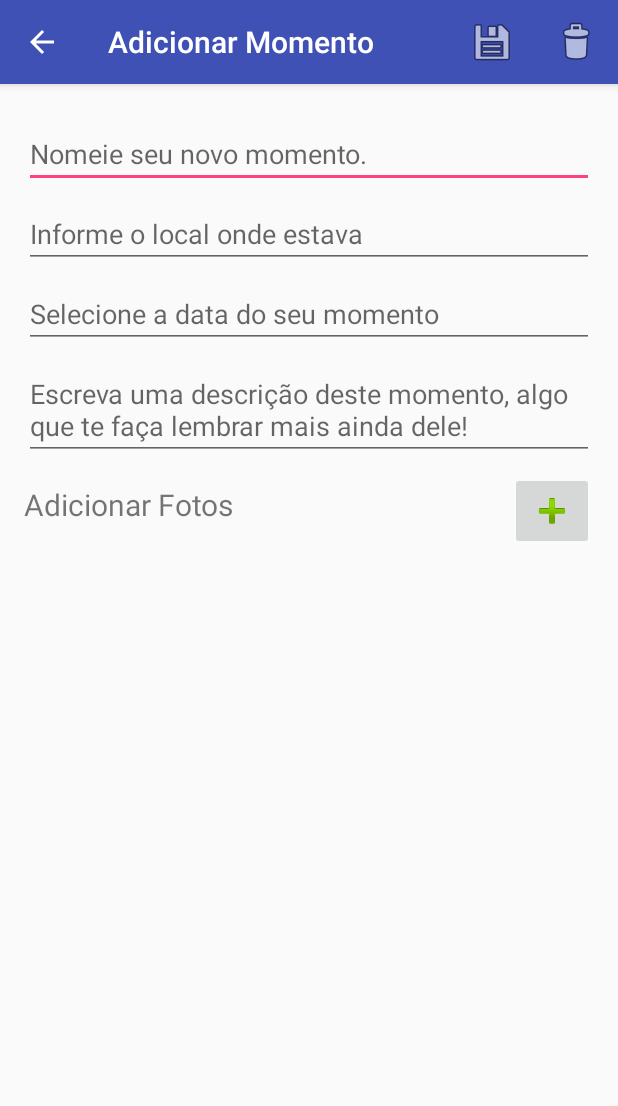
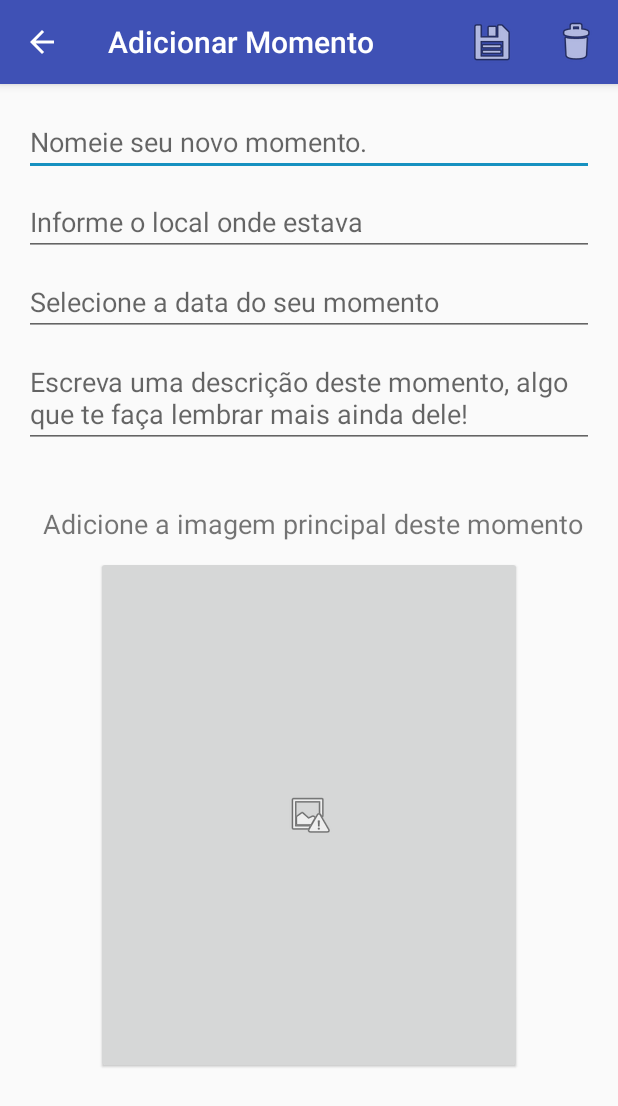
Before and after one commit to ecsanchesjr/moments-manager, an Android app: the OneMomentActivity screen opened directly, with no data from a screen before it, on a phone screen of 412 x 824 dp. Shown: the top 1106 px of the screen. Run offline under Robolectric (Android 15) with nearby library versions, the phone set to English and light mode, and no system bars.

Commit message:
add various changes and parts of project

```diff
--- a/AppMoments/app/build.gradle
+++ b/AppMoments/app/build.gradle
@@ -16,6 +16,11 @@ android {
             proguardFiles getDefaultProguardFile('proguard-android.txt'), 'proguard-rules.pro'
         }
     }
+    compileOptions {
+        sourceCompatibility JavaVersion.VERSION_1_8
+        targetCompatibility JavaVersion.VERSION_1_8
+    }
+
 }
 
 dependencies {
--- a/AppMoments/app/src/main/AndroidManifest.xml
+++ b/AppMoments/app/src/main/AndroidManifest.xml
@@ -21,7 +21,9 @@
             android:parentActivityName=".Activities.MomentsListActivity" />
         <activity
             android:name=".Activities.OneMomentActivity"
-            android:parentActivityName=".Activities.MomentsListActivity"></activity>
+            android:parentActivityName=".Activities.MomentsListActivity" />
+        <activity android:name=".Activities.GalleryActivity"></activity>
     </application>
 
+    <uses-permission android:name="android.permission.READ_EXTERNAL_STORAGE"/>
 </manifest>
--- a/AppMoments/app/src/main/java/com/example/ecsanchesjr/appmoments/Activities/OneMomentActivity.java
+++ b/AppMoments/app/src/main/java/com/example/ecsanchesjr/appmoments/Activities/OneMomentActivity.java
@@ -3,7 +3,6 @@ package com.example.ecsanchesjr.appmoments.Activities;
 import android.app.Activity;
 import android.app.AlertDialog;
 import android.app.DatePickerDialog;
-import android.content.DialogInterface;
 import android.content.Intent;
 import android.net.Uri;
 import android.os.Bundle;
@@ -12,18 +11,20 @@ import android.support.v7.app.AppCompatActivity;
 import android.view.Menu;
 import android.view.MenuInflater;
 import android.view.MenuItem;
-import android.view.View;
-import android.widget.DatePicker;
 import android.widget.EditText;
+import android.widget.GridView;
 import android.widget.ImageButton;
 import android.widget.Toast;
 
+import com.example.ecsanchesjr.appmoments.Adapter.ImageAdapter;
 import com.example.ecsanchesjr.appmoments.Class.Moment;
 import com.example.ecsanchesjr.appmoments.Class.RequestCodes;
+import com.example.ecsanchesjr.appmoments.Class.Utilities;
 import com.example.ecsanchesjr.appmoments.DAO.MomentDatabase;
 import com.example.ecsanchesjr.appmoments.R;
 
 import java.text.ParseException;
+import java.util.ArrayList;
 import java.util.Calendar;
 
 import static com.example.ecsanchesjr.appmoments.Class.Utilities.dateToString;
@@ -32,56 +33,42 @@ import static com.example.ecsanchesjr.appmoments.Class.Utilities.stringToDate;
 public class OneMomentActivity extends AppCompatActivity {
 
     private final Calendar momentDate = Calendar.getInstance();
+    private Moment moment;
+    private String actualImgUri;
+    private RequestCodes request;
+
     private EditText momentDateEditText;
     private EditText momentNameText;
     private EditText momentLocalText;
     private EditText momentDescriptionText;
-    private ImageButton momentAddPhotoButton;
-    private Moment moment;
-    private RequestCodes request;
+    private ImageButton mainImgButton;
+    private ImageAdapter imgAdapter;
 
-    DatePickerDialog.OnDateSetListener dateSetListener = new DatePickerDialog.OnDateSetListener() {
-        @Override
-        public void onDateSet(DatePicker view, int year, int month, int dayOfMonth) {
-            momentDate.set(Calendar.YEAR, year);
-            momentDate.set(Calendar.MONTH, month);
-            momentDate.set(Calendar.DAY_OF_MONTH, dayOfMonth);
-
-            momentDateEditText.setText(dateToString(momentDate.getTime()));
-        }
-    };
+    DatePickerDialog.OnDateSetListener dateSetListener;
 
     @Override
     protected void onCreate(Bundle savedInstanceState) {
+        Utilities.readSharedPreferences(this);
         super.onCreate(savedInstanceState);
+        // Set Up button at TopBar
         ActionBar ab = getSupportActionBar();
         ab.setDisplayHomeAsUpEnabled(true);
-        setContentView(R.layout.activity_add_moment);
+        setContentView(R.layout.activity_one_moment);
 
         momentDateEditText = findViewById(R.id.momentDateEditText);
         momentNameText = findViewById(R.id.momentNameText);
         momentLocalText = findViewById(R.id.momentLocalText);
         momentDescriptionText = findViewById(R.id.momentDescriptionText);
-        momentAddPhotoButton = findViewById(R.id.imageButton);
+        mainImgButton = findViewById(R.id.mainImgButton);
 
-        momentDateEditText.setOnClickListener(new View.OnClickListener() {
-            @Override
-            public void onClick(View v) {
-                showDatePicker();
-            }
-        });
-
-        momentAddPhotoButton.setOnClickListener(new View.OnClickListener() {
-            @Override
-            public void onClick(View v) {
-                showGalleryPicker();
-            }
-        });
+        mainImgButton.setOnClickListener(v -> showGalleryPicker());
+        setDatePickerListeners();
 
         if (getIntent().getSerializableExtra("moment") != null) {
             moment = (Moment) getIntent().getSerializableExtra("moment");
+            request = RequestCodes.CHANGE_ITEM;
             setMomentData();
-            request = RequestCodes.CHANGE_ITEM;
+
             // Title of activity
             if(getIntent().getExtras().getInt("isChange") == RequestCodes.CHANGE_ITEM.ordinal()) {
                 setTitle(getString(R.string.change_moment_title));
@@ -91,48 +78,6 @@ public class OneMomentActivity extends AppCompatActivity {
         } else {
             // Title of activity
             setTitle(getString(R.string.add_moment_title));
-        }
-    }
-
-    private void setMomentData() {
-        momentDateEditText.setText(dateToString(moment.getDate()));
-        momentNameText.setText(moment.getName());
-        momentDescriptionText.setText(
-                (moment.getDescription().isEmpty() ?
-                        getString(R.string.one_moment_no_description) : moment.getDescription()));
-        momentLocalText.setText(moment.getLocal());
-    }
-
-    public void showDatePicker() {
-        new DatePickerDialog(this, dateSetListener,
-                momentDate.get(Calendar.YEAR),
-                momentDate.get(Calendar.MONTH),
-                momentDate.get(Calendar.DAY_OF_MONTH)).show();
-    }
-
-    public void showGalleryPicker() {
-        Intent intent = new Intent();
-        intent.setType("image/*");
-        intent.putExtra(Intent.EXTRA_ALLOW_MULTIPLE, true);
-        intent.setAction(Intent.ACTION_GET_CONTENT);
-        startActivityForResult(Intent.createChooser(intent, "Select Picture"), 1);
-    }
-
-    @Override
-    protected void onActivityResult(int requestCode, int resultCode, Intent data) {
-        if (resultCode == Activity.RESULT_OK) {
-            if (data.getClipData() != null) {
-                int count = data.getClipData().getItemCount();
-
-                for (int i = 0; i < count; i++) {
-                    Uri imageUri = data.getClipData().getItemAt(i).getUri();
-                    System.out.println(imageUri.toString());
-
-                }
-            } else if (data.getData() != null) {
-                String imagePath = data.getData().getPath();
-                System.out.println(imagePath);
-            }
         }
     }
 
@@ -159,15 +104,40 @@ public class OneMomentActivity extends AppCompatActivity {
         }
     }
 
+    private void setMomentData() {
+        momentDateEditText.setText(dateToString(moment.getDate()));
+        momentNameText.setText(moment.getName());
+        momentDescriptionText.setText(
+                (moment.getDescription().isEmpty() ?
+                        getString(R.string.one_moment_no_description) : moment.getDescription()));
+        momentLocalText.setText(moment.getLocal());
+        actualImgUri = moment.getMainImgUri();
+        mainImgButton.setImageURI(Uri.parse(actualImgUri));
+    }
+
+    @Override
+    protected void onActivityResult(int requestCode, int resultCode, Intent data) {
+        Uri imageUri = null;
+        if (resultCode == Activity.RESULT_OK) {
+            if (data.getClipData() != null) {
+                imageUri = data.getClipData().getItemAt(0).getUri();
+            } else if (data.getData() != null) {
+                imageUri = data.getData();
+            }
+            mainImgButton.setImageURI(imageUri);
+            actualImgUri = imageUri.toString();
+        }
+    }
+
     private void saveMoment() {
         String name = momentNameText.getText().toString();
         String date = momentDateEditText.getText().toString();
         String local = momentLocalText.getText().toString();
         String description = momentDescriptionText.getText().toString();
-        String path = "";
+        String imgUri = actualImgUri;
 
         try {
-            Moment m = new Moment(name, local, stringToDate(date), path, description);
+            Moment m = new Moment(name, local, stringToDate(date), actualImgUri, description);
             if(request == RequestCodes.CHANGE_ITEM) {
                 m.setId(moment.getId());
                 MomentDatabase.getDatabase(this).momentDao().update(m);
@@ -186,12 +156,7 @@ public class OneMomentActivity extends AppCompatActivity {
         new AlertDialog.Builder(this)
                 .setTitle(R.string.alert_confirm_delete_title)
                 .setMessage(getString(R.string.alert_confirm_delete_message) + "\n" + moment.getName())
-                .setPositiveButton(R.string.alert_confirm_delete_yes, new DialogInterface.OnClickListener() {
-                    @Override
-                    public void onClick(DialogInterface dialog, int which) {
-                        deleteEventOK(moment);
-                    }
-                })
+                .setPositiveButton(R.string.alert_confirm_delete_yes, (dialog, which) -> deleteEventOK(moment))
                 .setNegativeButton(R.string.alert_confirm_delete_no, null).show();
     }
 
@@ -200,4 +165,34 @@ public class OneMomentActivity extends AppCompatActivity {
         Toast.makeText(this, R.string.alert_confirm_delete_success, Toast.LENGTH_SHORT).show();
         finish();
     }
+
+    private void setDatePickerListeners() {
+        dateSetListener = (view, year, month, dayOfMonth) -> {
+            momentDate.set(Calendar.YEAR, year);
+            momentDate.set(Calendar.MONTH, month);
+            momentDate.set(Calendar.DAY_OF_MONTH, dayOfMonth);
+            momentDateEditText.setText(dateToString(momentDate.getTime()));
+        };
+        momentDateEditText.setOnClickListener(v -> showDatePicker());
+    }
+
+    private void showDatePicker() {
+        new DatePickerDialog(this, dateSetListener,
+                momentDate.get(Calendar.YEAR),
+                momentDate.get(Calendar.MONTH),
+                momentDate.get(Calendar.DAY_OF_MONTH)).show();
+    }
+
+    private void showGalleryPicker() {
+        Intent photoIntent = new Intent(Intent.ACTION_OPEN_DOCUMENT);
+        photoIntent.setType("image/*");
+        startActivityForResult(photoIntent,1);
+
+//        Intent intent = new Intent();
+//        intent.setType("image/*");
+//        //intent.putExtra(Intent.EXTRA_ALLOW_MULTIPLE, true);
+//        intent.setAction(Intent.ACTION_GET_CONTENT);
+//        startActivityForResult(Intent.createChooser(intent, "Select Picture"), 1);
+    }
+
 }
--- a/AppMoments/app/src/main/java/com/example/ecsanchesjr/appmoments/Class/Utilities.java
+++ b/AppMoments/app/src/main/java/com/example/ecsanchesjr/appmoments/Class/Utilities.java
@@ -2,7 +2,9 @@ package com.example.ecsanchesjr.appmoments.Class;
 
 import android.app.Activity;
 import android.app.AlertDialog;
+import android.content.Context;
 import android.content.DialogInterface;
+import android.content.SharedPreferences;
 import android.widget.Toast;
 
 import com.example.ecsanchesjr.appmoments.Activities.MomentsListActivity;
@@ -16,6 +18,9 @@ import java.util.Date;
 
 public class Utilities {
 
+    public final static String SHARED_PREFERECES_FILE = "com.example.ecsanchesjr.appmoments.shred_preferences_file";
+    public final static String KEY_THEME = "APP_THEME";
+
     public static String dateToString(Date date) {
         SimpleDateFormat sdf = new SimpleDateFormat("dd/MM/yyyy");
         return sdf.format(date);
@@ -25,4 +30,11 @@ public class Utilities {
         SimpleDateFormat sdf = new SimpleDateFormat("dd/MM/yyyy");
         return sdf.parse(date);
     }
+
+    public static int readSharedPreferences(Context context) {
+        SharedPreferences shared = context.getSharedPreferences(SHARED_PREFERECES_FILE, context.MODE_PRIVATE);
+        int savedTheme = shared.getInt(KEY_THEME, R.style.AppTheme);
+        context.setTheme(savedTheme);
+        return savedTheme;
+    }
 }
--- a/AppMoments/app/src/main/res/layout/activity_add_moment.xml
+++ b/AppMoments/app/src/main/res/layout/activity_one_moment.xml
@@ -12,7 +12,7 @@
         android:layout_height="wrap_content"
         android:layout_marginEnd="16dp"
         android:layout_marginStart="16dp"
-        android:layout_marginTop="24dp"
+        android:layout_marginTop="16dp"
         android:ems="10"
         android:hint="@string/moment_input_name_tip"
         android:inputType="text"
@@ -63,38 +63,38 @@
         app:layout_constraintStart_toStartOf="parent"
         app:layout_constraintTop_toBottomOf="@+id/momentDateEditText" />
 
+    <ImageButton
+        android:id="@+id/mainImgButton"
+        android:layout_width="0dp"
+        android:layout_height="0dp"
+        android:layout_marginBottom="108dp"
+        android:layout_marginEnd="64dp"
+        android:layout_marginStart="64dp"
+        android:layout_marginTop="72dp"
+        android:contentDescription="@string/add_main_img"
+        android:elevation="1dp"
+        android:src="@android:drawable/ic_menu_report_image"
+        app:layout_constraintBottom_toBottomOf="parent"
+        app:layout_constraintEnd_toEndOf="parent"
+        app:layout_constraintHorizontal_bias="0.0"
+        app:layout_constraintStart_toStartOf="parent"
+        app:layout_constraintTop_toBottomOf="@+id/momentDescriptionText"
+        app:layout_constraintVertical_bias="0.0" />
+
     <TextView
         android:id="@+id/textView7"
         android:layout_width="wrap_content"
         android:layout_height="wrap_content"
-        android:layout_marginStart="16dp"
-        android:layout_marginTop="16dp"
-        android:text="@string/moment_label_photo_grid"
-        android:textSize="20sp"
-        app:layout_constraintStart_toStartOf="parent"
-        app:layout_constraintTop_toBottomOf="@+id/momentDescriptionText" />
-
-    <ImageButton
-        android:id="@+id/imageButton"
-        android:layout_width="wrap_content"
-        android:layout_height="wrap_content"
-        android:layout_marginEnd="16dp"
-        android:layout_marginTop="8dp"
-        android:contentDescription="@string/add_image_photo_grid_button"
-        app:layout_constraintEnd_toEndOf="parent"
-        app:layout_constraintTop_toBottomOf="@+id/momentDescriptionText"
-        app:srcCompat="@android:drawable/ic_input_add" />
-
-    <ScrollView
-        android:layout_width="368dp"
-        android:layout_height="183dp"
-        android:layout_marginBottom="8dp"
         android:layout_marginEnd="8dp"
         android:layout_marginStart="8dp"
-        app:layout_constraintBottom_toBottomOf="parent"
+        android:layout_marginTop="8dp"
+        android:text="@string/add_main_img_label"
+        android:textSize="18sp"
+        app:layout_constraintBottom_toTopOf="@+id/mainImgButton"
         app:layout_constraintEnd_toEndOf="parent"
-        app:layout_constraintStart_toStartOf="parent">
-
-    </ScrollView>
+        app:layout_constraintHorizontal_bias="0.571"
+        app:layout_constraintStart_toStartOf="parent"
+        app:layout_constraintTop_toBottomOf="@+id/momentDescriptionText"
+        app:layout_constraintVertical_bias="0.769" />
 
 </android.support.constraint.ConstraintLayout>
--- a/AppMoments/app/src/main/res/layout/moment_style.xml
+++ b/AppMoments/app/src/main/res/layout/moment_style.xml
@@ -8,7 +8,7 @@
     <android.support.v7.widget.CardView
         android:id="@+id/card_view"
         android:layout_width="match_parent"
-        android:layout_height="0dp"
+        android:layout_height="wrap_content"
         android:layout_margin="10dp"
         android:layout_marginBottom="10dp"
         android:layout_marginEnd="10dp"
@@ -28,7 +28,7 @@
             <ImageView
                 android:id="@+id/momentImage"
                 android:layout_width="match_parent"
-                android:layout_height="84dp"
+                android:layout_height="150dp"
                 android:scaleType="centerCrop"
                 app:srcCompat="@drawable/ic_launcher_background" />
 
--- a/AppMoments/app/src/main/res/values/strings.xml
+++ b/AppMoments/app/src/main/res/values/strings.xml
@@ -24,6 +24,10 @@
     <string name="change_moment_title">Alterar</string>
     <string name="moment_change_success">Momento alterado.</string>
     <string name="moment_insert_success">Momento salvo.</string>
+    <string name="add_main_img">Adicione uma imagem para esse momento</string>
+    <string name="add_main_img_label">Adicione a imagem principal deste momento</string>
+    <string name="app_theme_colors">Tema do aplicativo</string>
+    <string name="theme_switch_text">Modo noturno</string>
 
 
     <plurals name="moments_selecteds">
```
Also changed, not shown: AppMoments/app/src/main/java/com/example/ecsanchesjr/appmoments/Activities/AboutActivity.java (+44 -1 lines), AppMoments/app/src/main/java/com/example/ecsanchesjr/appmoments/Activities/GalleryActivity.java (added, +17 -0 lines), AppMoments/app/src/main/java/com/example/ecsanchesjr/appmoments/Activities/MomentsListActivity.java (+111 -117 lines), AppMoments/app/src/main/java/com/example/ecsanchesjr/appmoments/Adapter/ImageAdapter.java (added, +51 -0 lines), AppMoments/app/src/main/java/com/example/ecsanchesjr/appmoments/Adapter/ImagePickerAdapter.java (deleted, +0 -38 lines), AppMoments/app/src/main/java/com/example/ecsanchesjr/appmoments/Adapter/MomentListAdapter.java (+14 -3 lines), AppMoments/app/src/main/java/com/example/ecsanchesjr/appmoments/Class/Moment.java (+12 -9 lines), AppMoments/app/src/main/res/layout/activity_about.xml (+22 -0 lines), AppMoments/app/src/main/res/layout/activity_gallery.xml (added, +9 -0 lines), AppMoments/app/src/main/res/layout/photos_grid.xml (deleted, +0 -7 lines), AppMoments/app/src/main/res/values/colors.xml (+10 -1 lines), AppMoments/app/src/main/res/values/styles.xml (+8 -0 lines), 1 other file.
